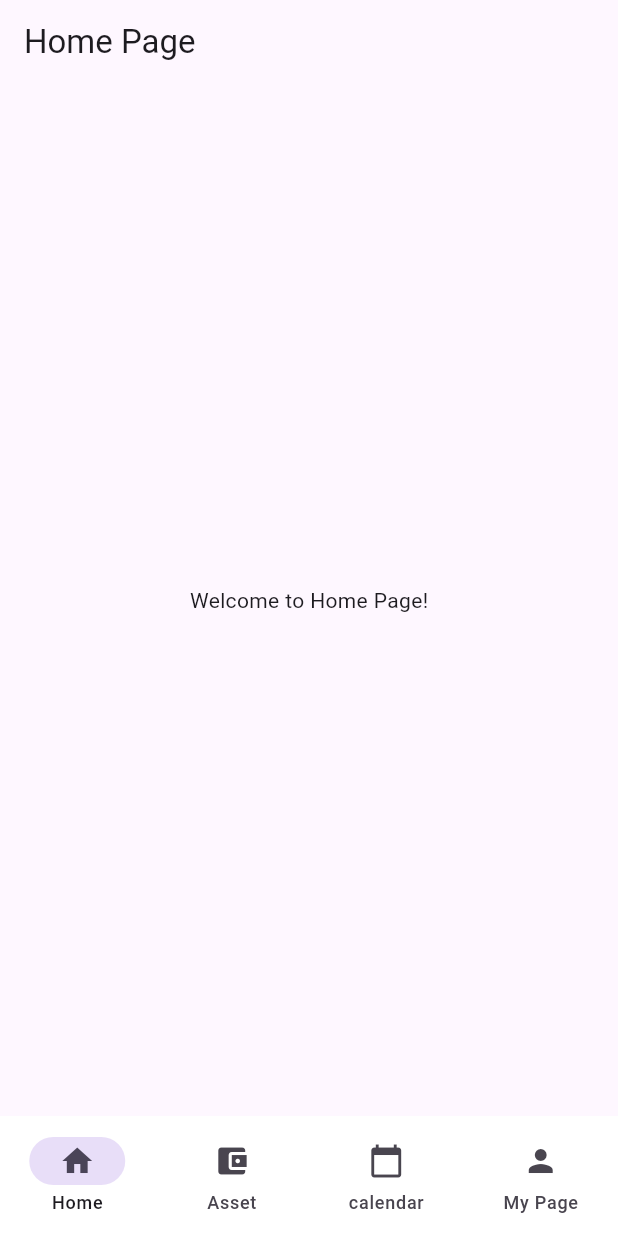
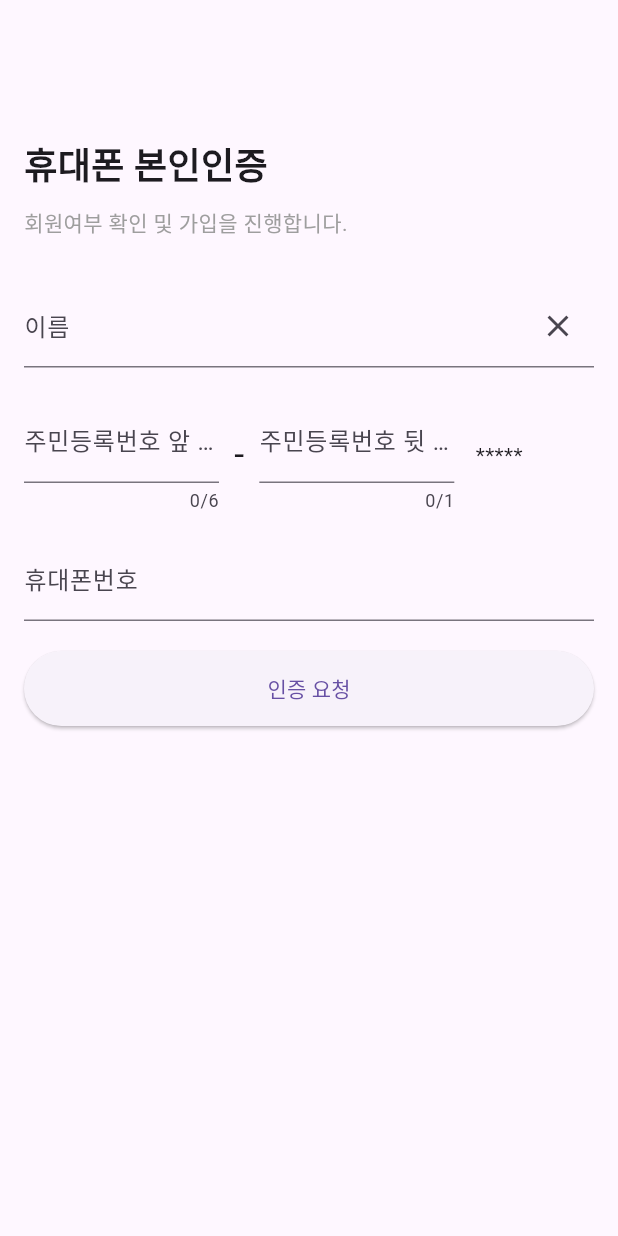
Before and after one commit to Team-course/account-book, a Flutter app: the screen it shows after launch, on a phone screen of 412 x 824 dp. Run offline on Flutter 3.47's test engine with Material 3 defaults, Android fonts, the phone set to English and light mode, and no system bars; our stand-ins replace get, syncfusion_flutter_charts.

Commit message:
singIn 추가 아직 인증번호 보내주는 api는 연결 안함

```diff
--- a/lib/main.dart
+++ b/lib/main.dart
@@ -1,5 +1,5 @@
 import 'package:flutter/material.dart';
-import 'navigation_bar.dart';
+import 'signIn.dart'; // signIn.dart 파일을 임포트합니다.
 
 void main() {
   runApp(const MyApp());
@@ -8,16 +8,14 @@ void main() {
 class MyApp extends StatelessWidget {
   const MyApp({super.key});
 
-  // This widget is the root of your application.
-  //UI 요소 화면 출력 정의
   @override
   Widget build(BuildContext context) {
-    return MaterialApp(      //앱이 기본 구조와 테마 설정
-        title: 'Navigation App',
-        theme: ThemeData(
-          primarySwatch: Colors.blue,
-        ),
-        home: NavigationMenu(),
+    return MaterialApp(
+      title: 'Navigation App',
+      theme: ThemeData(
+        primarySwatch: Colors.blue,
+      ),
+      home: SignInPage(), // SignInPage를 첫 화면으로 설정
     );
   }
 }
--- /dev/null
+++ b/lib/signIn.dart
@@ -0,0 +1,154 @@
+import 'package:flutter/material.dart';
+
+class SignInPage extends StatefulWidget {
+  @override
+  _SignInPageState createState() => _SignInPageState();
+}
+
+class _SignInPageState extends State<SignInPage> {
+  final TextEditingController nameController = TextEditingController();
+  final TextEditingController ssnFrontController = TextEditingController();
+  final TextEditingController ssnBackController = TextEditingController();
+  final TextEditingController phoneController = TextEditingController();
+  final TextEditingController verificationCodeController = TextEditingController();
+
+  bool _showVerificationFields = false; // 인증 필드를 표시할지 여부를 관리하는 변수
+
+  @override
+  Widget build(BuildContext context) {
+    return Scaffold(
+      appBar: AppBar(
+        // title: Text('전화 인증'), // 타이틀 제거
+      ),
+      body: Padding(
+        padding: EdgeInsets.all(16.0),
+        child: Column(
+          crossAxisAlignment: CrossAxisAlignment.start,
+          children: [
+            SizedBox(height: 20.0),
+            Text(
+              '휴대폰 본인인증',
+              style: TextStyle(fontSize: 24, fontWeight: FontWeight.bold),
+            ),
+            SizedBox(height: 10.0),
+            Text(
+              '회원여부 확인 및 가입을 진행합니다.',
+              style: TextStyle(fontSize: 14, color: Colors.grey),
+            ),
+            SizedBox(height: 30.0),
+
+            // 이름 입력 필드
+            TextField(
+              controller: nameController,
+              decoration: InputDecoration(
+                labelText: '이름',
+                suffixIcon: IconButton(
+                  icon: Icon(Icons.clear),
+                  onPressed: () => nameController.clear(),
+                ),
+              ),
+            ),
+            SizedBox(height: 20.0),
+
+            // 주민등록번호 입력 필드
+            Row(
+              children: [
+                Container(
+                  width: 130,
+                  child: TextField(
+                    controller: ssnFrontController,
+                    decoration: InputDecoration(
+                      labelText: '주민등록번호 앞 6자리',
+                      hintText: '주민번호 앞 6자리',
+                    ),
+                    keyboardType: TextInputType.number,
+                    maxLength: 6,
+                  ),
+                ),
+                SizedBox(width: 10.0),
+                Text('-', style: TextStyle(fontSize: 24)),
+                SizedBox(width: 10.0),
+                Container(
+                  width: 190,
+                  child: Row(
+                    children: [
+                      Expanded(
+                        child: TextField(
+                          controller: ssnBackController,
+                          decoration: InputDecoration(
+                            labelText: '주민등록번호 뒷 1자리',
+                            hintText: '주민번호 뒷 1자리',
+                          ),
+                          keyboardType: TextInputType.number,
+                          maxLength: 1,
+                        ),
+                      ),
+                      Container(
+                        width: 60,
+                        child: Text('*****', textAlign: TextAlign.center),
+                      ),
+                    ],
+                  ),
+                ),
+              ],
+            ),
+            SizedBox(height: 15.0),
+
+            // 휴대폰 번호 입력 필드
+            TextField(
+              controller: phoneController,
+              decoration: InputDecoration(
+                labelText: '휴대폰번호',
+                hintText: '휴대폰번호 입력',
+              ),
+              keyboardType: TextInputType.phone,
+            ),
+            SizedBox(height: 20.0),
+
+            // 인증번호 입력 필드 및 버튼 (인증 요청 버튼 위에 표시)
+            if (_showVerificationFields) ...[
+              Row(
+                children: [
+                  Expanded(
+                    child: TextField(
+                      controller: verificationCodeController,
+                      decoration: InputDecoration(
+                        labelText: '인증번호 6자리 입력',
+                      ),
+                      keyboardType: TextInputType.number,
+                    ),
+                  ),
+                  SizedBox(width: 10.0),
+                  ElevatedButton(
+                    onPressed: () {
+                      // 재전송 로직 추가
+                      print('인증번호 재전송 요청');
+                    },
+                    child: Text('재전송'),
+                  ),
+                ],
+              ),
+              SizedBox(height: 15.0), // 인증번호 입력 필드와 버튼 간격 조정
+            ],
+
+            // 인증 요청 버튼
+            Center(
+              child: ElevatedButton(
+                onPressed: () {
+                  setState(() {
+                    _showVerificationFields = true; // 버튼 클릭 시 필드 표시
+                  });
+                },
+                child: Text('인증 요청'),
+                style: ElevatedButton.styleFrom(
+                  minimumSize: Size(double.infinity, 50),
+                ),
+              ),
+            ),
+            SizedBox(height: 50.0), // 인증 요청 버튼과 다음 요소 간격 조정
+          ],
+        ),
+      ),
+    );
+  }
+}
```
Also changed, not shown: lib/logIn_page.dart (added, +87 -0 lines).
